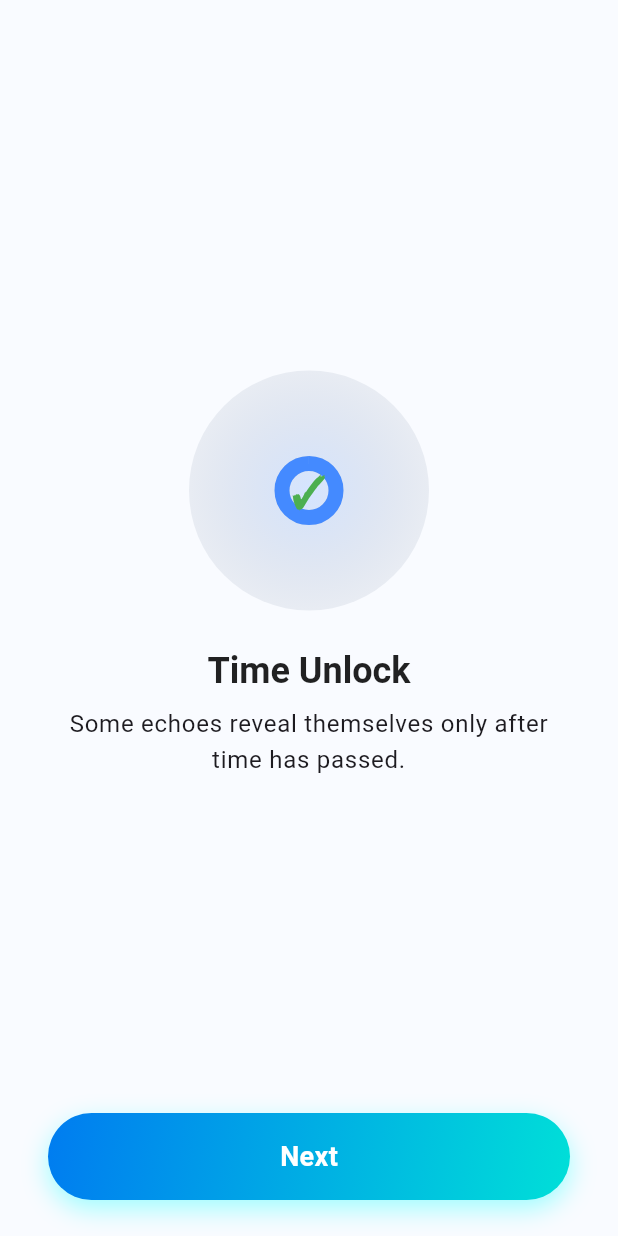
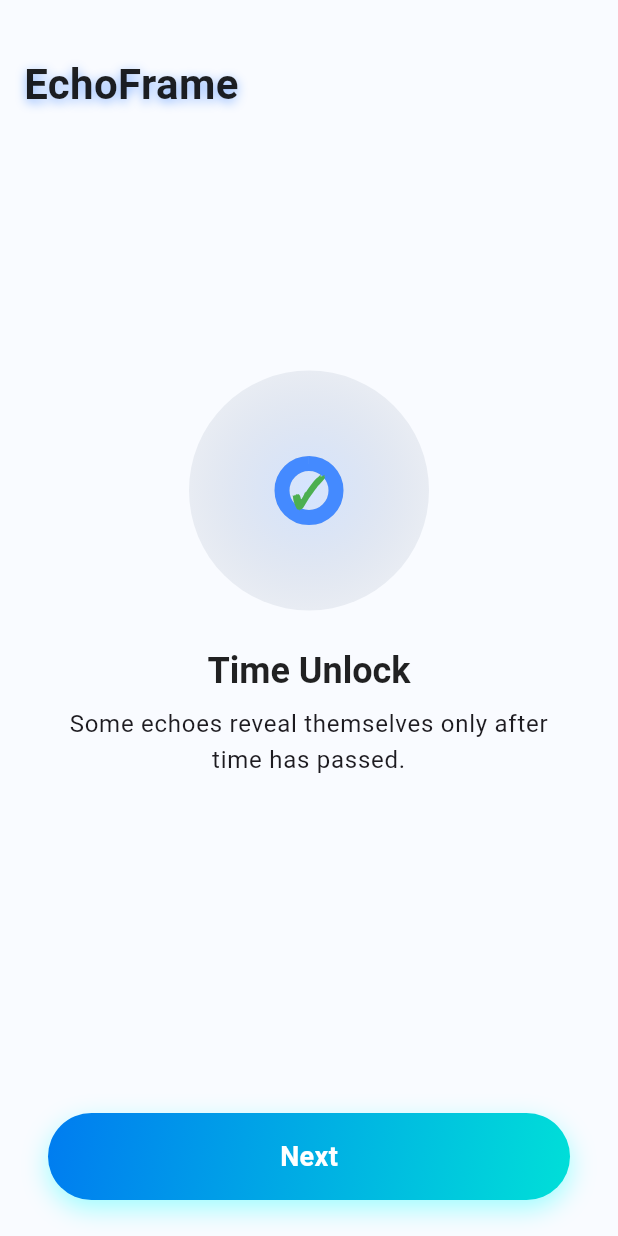
Before and after one commit to Kritika02-git/EchoFrame, a Flutter app: the screen it shows after launch, on a phone screen of 412 x 824 dp. Run offline on Flutter 3.47's test engine with Material 3 defaults, Android fonts, the light colour scheme and no system bars; drawn by our look-alikes of flutter_animate; our stand-ins replace confetti, flutter_riverpod, go_router, sensors_plus.

Commit message:
Onboarding transition settings - under progress

```diff
--- a/lib/main.dart
+++ b/lib/main.dart
@@ -12,7 +12,7 @@ class MyApp extends StatelessWidget {
   @override
   Widget build(BuildContext context) {
     return MaterialApp(
-      title: 'Flutter Demo',
+      title: 'EchoFrame',
       debugShowCheckedModeBanner: false,
       theme: ThemeData(
         colorScheme: ColorScheme.fromSeed(seedColor: Colors.deepPurple),
--- a/lib/ui/onboarding/onboarding_screen.dart
+++ b/lib/ui/onboarding/onboarding_screen.dart
@@ -5,6 +5,8 @@ import 'package:go_router/go_router.dart';
 import 'package:sensors_plus/sensors_plus.dart';
 import 'package:confetti/confetti.dart';
 import 'package:flutter_animate/flutter_animate.dart';
+
+import '../../utils/images.dart';
 
 class UnlockableOnboarding extends StatefulWidget {
   const UnlockableOnboarding({super.key});
@@ -22,12 +24,29 @@ class _UnlockableOnboardingState extends State<UnlockableOnboarding>
   StreamSubscription? _shakeSubscription;
   late AnimationController _progressController;
   late ConfettiController _confettiController;
+  bool _showTextLogo = false;
+  late AnimationController _morphController;
 
   @override
   void initState() {
     super.initState();
+
+    // Morph animation controller
+    _morphController = AnimationController(
+      vsync: this,
+      duration: const Duration(milliseconds: 600),
+    );
+
+    // Delay morph until Hero animation completes
+    Future.delayed(const Duration(milliseconds: 600), () {
+      _morphController.forward();
+      setState(() {
+        _showTextLogo = true;
+      });
+    });
+
     _confettiController =
-        ConfettiController(duration: const Duration(seconds: 2), );
+        ConfettiController(duration: const Duration(seconds: 2));
     _progressController = AnimationController(
       vsync: this,
       duration: const Duration(seconds: 3),
@@ -42,7 +61,6 @@ class _UnlockableOnboardingState extends State<UnlockableOnboarding>
     });
 
     if (_currentStep == 0) {
-      // Time unlock
       _progressController.reset();
       _progressController.forward();
 
@@ -98,12 +116,12 @@ class _UnlockableOnboardingState extends State<UnlockableOnboarding>
     _shakeSubscription?.cancel();
     _progressController.dispose();
     _confettiController.dispose();
+    _morphController.dispose();
     super.dispose();
   }
 
   Widget _buildStepContent() {
     if (_currentStep == 0) {
-      // 🕒 Time unlock
       return Column(
         mainAxisAlignment: MainAxisAlignment.center,
         children: [
@@ -124,7 +142,10 @@ class _UnlockableOnboardingState extends State<UnlockableOnboarding>
                   ),
                 ),
               ).animate(onPlay: (c) => c.repeat(reverse: true))
-                ..scale(begin: const Offset(0.95, 0.95), end: const Offset(1.05, 1.05), duration: 1200.ms),
+                ..scale(
+                    begin: const Offset(0.95, 0.95),
+                    end: const Offset(1.05, 1.05),
+                    duration: 1200.ms),
               AnimatedBuilder(
                 animation: _progressController,
                 builder: (context, child) {
@@ -163,7 +184,6 @@ class _UnlockableOnboardingState extends State<UnlockableOnboarding>
         ],
       );
     } else if (_currentStep == 1) {
-      // 🔓 Shake unlock
       return Column(
         mainAxisAlignment: MainAxisAlignment.center,
         children: [
@@ -217,7 +237,6 @@ class _UnlockableOnboardingState extends State<UnlockableOnboarding>
         ],
       );
     } else {
-      // 💌 Final step
       return Column(
         mainAxisAlignment: MainAxisAlignment.center,
         children: [
@@ -288,12 +307,108 @@ class _UnlockableOnboardingState extends State<UnlockableOnboarding>
     );
   }
 
+  Widget _buildTopLogo() {
+    if (!_showTextLogo) {
+      return Hero(
+        tag: "appLogo",
+        flightShuttleBuilder: (flightContext, animation,
+            flightDirection, fromHeroContext, toHeroContext) {
+          // Animate rotation
+          final tweenRotate = Tween(begin: 0.0, end: 2 * pi);
+          return RotationTransition(
+            turns: animation.drive(tweenRotate),
+            child: toHeroContext.widget, // use child widget (circular) during flight
+          );
+        },
+        child: Container(
+          width: 100,
+          height: 100,
+          decoration: BoxDecoration(
+            shape: BoxShape.circle, // circular shape here
+          ),
+          padding: const EdgeInsets.all(12),
+          child: ClipOval(
+            child: Image.asset(
+              ImagePath.appLogo,
+              fit: BoxFit.cover,
+            ),
+          ),
+        ),
+      );
+
+    } else {
+      return AnimatedBuilder(
+        animation: _morphController,
+        builder: (context, child) {
+          final scale = 1.0 - 0.3 * _morphController.value;
+          final opacity = 1.0 - _morphController.value;
+          return Stack(
+            alignment: Alignment.centerLeft,
+            children: [
+              Opacity(
+                opacity: opacity,
+                child: Transform.scale(
+                  scale: scale,
+                  child: Container(
+                    width: 80,
+                    height: 80,
+                    decoration: BoxDecoration(
+                      shape: BoxShape.circle,
+                    ),
+                    padding: const EdgeInsets.all(12),
+                    child: ClipOval(
+                      child: Image.asset(
+                        ImagePath.appLogo,
+                        fit: BoxFit.cover,
+                      ),
+                    ),
+                  ),
+                ),
+              ),
+              Opacity(
+                opacity: _morphController.value,
+                child: Transform.translate(
+                  offset: Offset(-20 + 20 * _morphController.value, 0),
+                  child: Text(
+                    "EchoFrame",
+                    style: TextStyle(
+                      color: Colors.black87,
+                      fontSize: 28,
+                      fontWeight: FontWeight.bold,
+                      shadows: [
+                        Shadow(
+                          color: Colors.blueAccent.withOpacity(0.6),
+                          blurRadius: 8,
+                          offset: Offset(0, 2),
+                        ),
+                      ],
+                    ),
+                  ),
+                ),
+              ),
+            ],
+          );
+        },
+      );
+    }
+  }
+
   @override
   Widget build(BuildContext context) {
     return Scaffold(
       backgroundColor: const Color(0xFFF9FBFF),
       body: SafeArea(
-        child: Padding(
+        child: Stack(
+          children: [
+            // Top-left logo / text
+            Positioned(
+              top: 16,
+              left: 16,
+              child: _buildTopLogo(),
+            ),
+
+            // Main onboarding content
+            Padding(
               padding: const EdgeInsets.symmetric(horizontal: 32, vertical: 24),
               child: Column(
                 mainAxisAlignment: MainAxisAlignment.spaceBetween,
@@ -303,6 +418,8 @@ class _UnlockableOnboardingState extends State<UnlockableOnboarding>
                 ],
               ),
             ),
+          ],
+        ),
       ),
     );
   }
```
Lines whose indentation alone changed are shown as unchanged.
